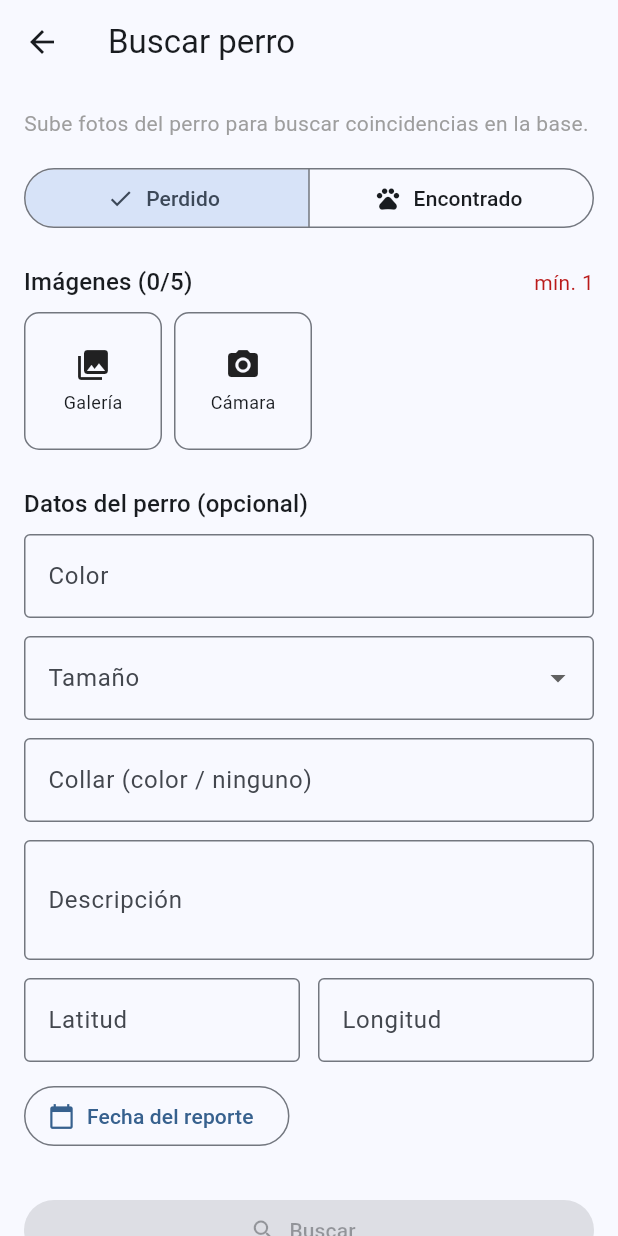
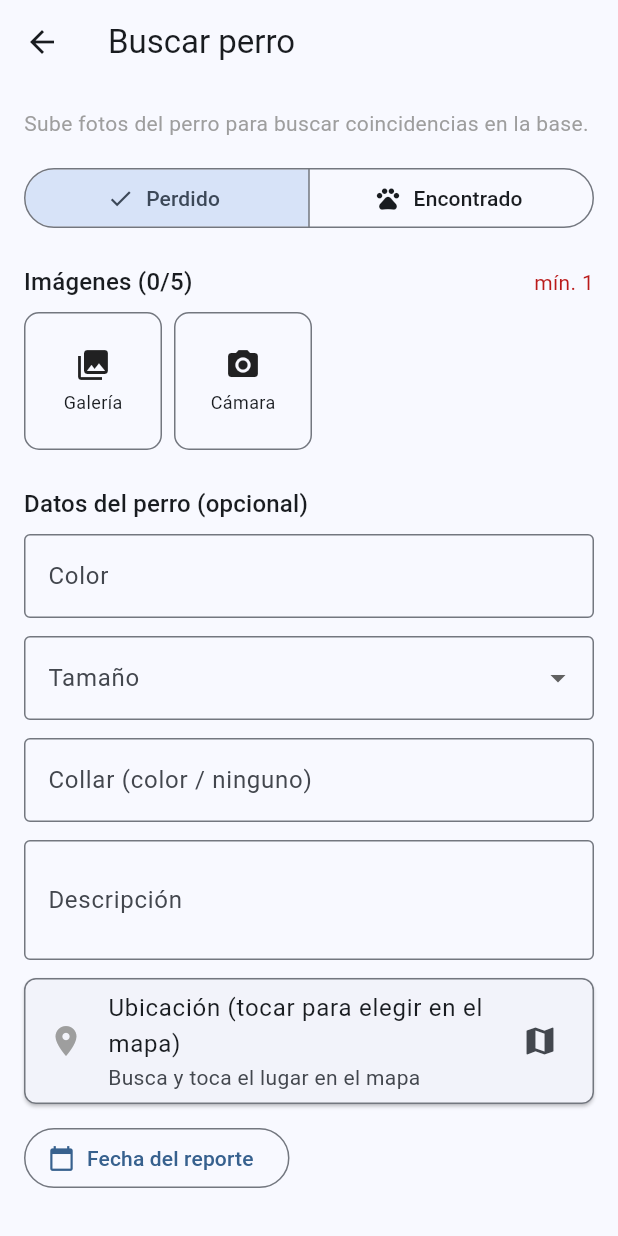
Before and after one commit to carlosparra/DogReIDApp, a Flutter app: the CaptureScreen screen opened directly, on a phone screen of 412 x 824 dp. Run offline on Flutter 3.47's test engine with Material 3 defaults, Android fonts, the phone set to English and light mode, and no system bars; our stand-ins replace flutter_map, geolocator, image_picker, latlong2.

Commit message:
Pick location on a map instead of typing lat/long (flutter_map + geolocator)

```diff
--- a/lib/widgets/metadata_form.dart
+++ b/lib/widgets/metadata_form.dart
@@ -1,6 +1,8 @@
 import 'package:flutter/material.dart';
+import 'package:latlong2/latlong.dart';
 
 import '../models/report_metadata.dart';
+import '../screens/map_picker_screen.dart';
 
 /// Formulario de metadata contextual (NB-10). Todo opcional. Notifica cambios
 /// vía [onChanged] construyendo un [ReportMetadata].
@@ -13,17 +15,16 @@ class MetadataForm extends StatefulWidget {
 }
 
 class _MetadataFormState extends State<MetadataForm> {
-  final _lat = TextEditingController();
-  final _lon = TextEditingController();
   final _color = TextEditingController();
   final _collar = TextEditingController();
   final _desc = TextEditingController();
   String? _size;
   DateTime? _date;
+  LatLng? _location; // elegida en el mapa (no se escribe a mano)
 
   @override
   void dispose() {
-    for (final c in [_lat, _lon, _color, _collar, _desc]) {
+    for (final c in [_color, _collar, _desc]) {
       c.dispose();
     }
     super.dispose();
@@ -31,8 +32,8 @@ class _MetadataFormState extends State<MetadataForm> {
 
   void _emit() {
     widget.onChanged(ReportMetadata(
-      latitude: double.tryParse(_lat.text.trim()),
-      longitude: double.tryParse(_lon.text.trim()),
+      latitude: _location?.latitude,
+      longitude: _location?.longitude,
       reportDate: _date == null
           ? null
           : '${_date!.year.toString().padLeft(4, '0')}-${_date!.month.toString().padLeft(2, '0')}-${_date!.day.toString().padLeft(2, '0')}',
@@ -41,6 +42,18 @@ class _MetadataFormState extends State<MetadataForm> {
       collar: _collar.text.trim(),
       description: _desc.text.trim(),
     ));
+  }
+
+  Future<void> _pickLocation() async {
+    final result = await Navigator.of(context).push<LatLng>(
+      MaterialPageRoute(builder: (_) => MapPickerScreen(initial: _location)),
+    );
+    if (result != null) {
+      setState(() {
+        _location = result;
+        _emit();
+      });
+    }
   }
 
   Future<void> _pickDate() async {
@@ -99,26 +112,33 @@ class _MetadataFormState extends State<MetadataForm> {
           onChanged: (_) => _emit(),
         ),
         const SizedBox(height: 12),
-        Row(
-          children: [
-            Expanded(
-              child: TextField(
-                controller: _lat,
-                keyboardType: const TextInputType.numberWithOptions(decimal: true, signed: true),
-                decoration: const InputDecoration(labelText: 'Latitud', border: OutlineInputBorder()),
-                onChanged: (_) => _emit(),
-              ),
-            ),
-            const SizedBox(width: 12),
-            Expanded(
-              child: TextField(
-                controller: _lon,
-                keyboardType: const TextInputType.numberWithOptions(decimal: true, signed: true),
-                decoration: const InputDecoration(labelText: 'Longitud', border: OutlineInputBorder()),
-                onChanged: (_) => _emit(),
-              ),
-            ),
-          ],
+        // Ubicación: se elige en el mapa (los humanos no saben lat/long exactas).
+        Card(
+          margin: EdgeInsets.zero,
+          shape: RoundedRectangleBorder(
+            side: BorderSide(color: Theme.of(context).dividerColor),
+            borderRadius: BorderRadius.circular(8),
+          ),
+          child: ListTile(
+            leading: Icon(Icons.place,
+                color: _location == null ? Colors.grey : Theme.of(context).colorScheme.primary),
+            title: Text(_location == null ? 'Ubicación (tocar para elegir en el mapa)' : 'Ubicación elegida'),
+            subtitle: _location == null
+                ? const Text('Busca y toca el lugar en el mapa')
+                : Text('lat: ${_location!.latitude.toStringAsFixed(5)}, '
+                    'lon: ${_location!.longitude.toStringAsFixed(5)}'),
+            trailing: _location == null
+                ? const Icon(Icons.map)
+                : IconButton(
+                    icon: const Icon(Icons.close),
+                    tooltip: 'Quitar ubicación',
+                    onPressed: () => setState(() {
+                      _location = null;
+                      _emit();
+                    }),
+                  ),
+            onTap: _pickLocation,
+          ),
         ),
         const SizedBox(height: 12),
         OutlinedButton.icon(
--- a/pubspec.yaml
+++ b/pubspec.yaml
@@ -39,6 +39,9 @@ dependencies:
   image_picker: ^1.1.2
   http: ^1.2.2
   intl: ^0.19.0
+  flutter_map: ^8.3.0
+  latlong2: ^0.9.1
+  geolocator: ^14.0.2
 
 dev_dependencies:
   flutter_test:
```
Also changed, not shown: lib/screens/map_picker_screen.dart (added, +128 -0 lines), pubspec.lock, 2 other files.
